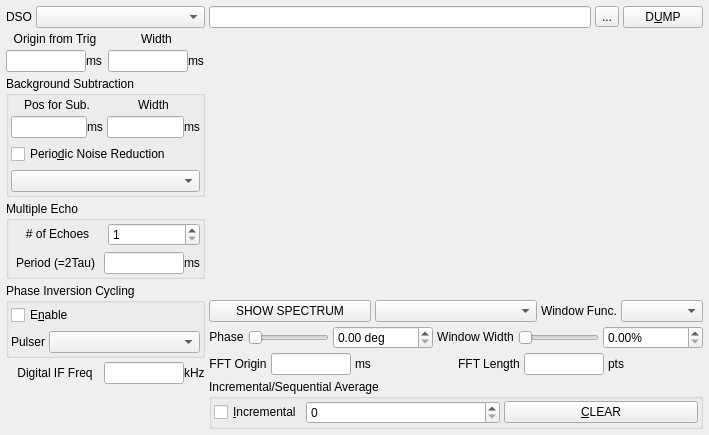
Old version of the form modules/nmr/nmrpulseform.ui in the repository northriv/KAME.
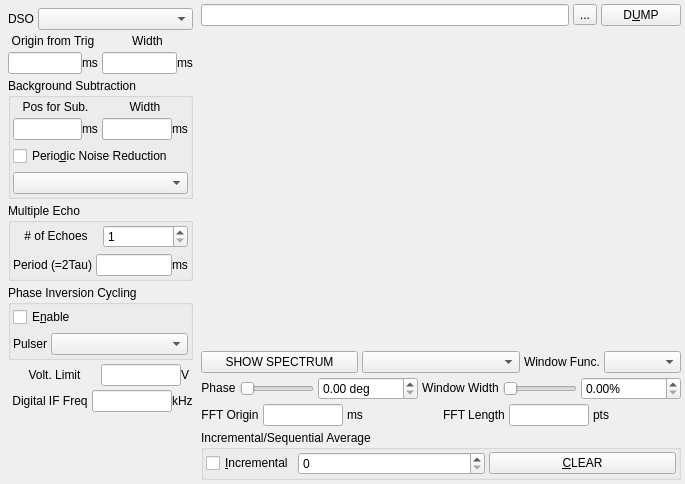
New version of the form. Custom widgets are drawn as their Qt base class.

Commit message: Voltage limit detection

Diff of the .ui file:
```diff
--- a/modules/nmr/nmrpulseform.ui
+++ b/modules/nmr/nmrpulseform.ui
@@ -6,8 +6,8 @@
    <rect>
     <x>0</x>
     <y>0</y>
-    <width>709</width>
-    <height>435</height>
+    <width>685</width>
+    <height>484</height>
    </rect>
   </property>
   <property name="windowTitle">
@@ -15,20 +15,35 @@
   </property>
   <widget class="QWidget" name="widget">
    <layout class="QHBoxLayout" name="horizontalLayout_6">
+    <property name="spacing">
+     <number>4</number>
+    </property>
     <property name="leftMargin">
-     <number>6</number>
+     <number>4</number>
     </property>
     <property name="topMargin">
-     <number>6</number>
+     <number>4</number>
     </property>
     <property name="rightMargin">
-     <number>6</number>
+     <number>4</number>
     </property>
     <property name="bottomMargin">
-     <number>6</number>
+     <number>4</number>
     </property>
     <item>
      <layout class="QVBoxLayout" name="verticalLayout_2">
+      <property name="leftMargin">
+       <number>4</number>
+      </property>
+      <property name="topMargin">
+       <number>4</number>
+      </property>
+      <property name="rightMargin">
+       <number>4</number>
+      </property>
+      <property name="bottomMargin">
+       <number>4</number>
+      </property>
       <item>
        <layout class="QHBoxLayout">
         <item>
@@ -579,6 +594,71 @@
         </layout>
        </widget>
       </item>
+      <item>
+       <layout class="QHBoxLayout" name="_4">
+        <property name="spacing">
+         <number>0</number>
+        </property>
+        <item>
+         <widget class="QLabel" name="textLabel1_5_2_2_5">
+          <property name="sizePolicy">
+           <sizepolicy hsizetype="Preferred" vsizetype="Fixed">
+            <horstretch>0</horstretch>
+            <verstretch>0</verstretch>
+           </sizepolicy>
+          </property>
+          <property name="text">
+           <string>Volt. Limit</string>
+          </property>
+          <property name="alignment">
+           <set>Qt::AlignCenter</set>
+          </property>
+          <property name="wordWrap">
+           <bool>false</bool>
+          </property>
+         </widget>
+        </item>
+        <item>
+         <layout class="QHBoxLayout" name="_5">
+          <property name="spacing">
+           <number>0</number>
+          </property>
+          <item>
+           <widget class="QLineEdit" name="m_edVoltLimit">
+            <property name="sizePolicy">
+             <sizepolicy hsizetype="Preferred" vsizetype="Fixed">
+              <horstretch>0</horstretch>
+              <verstretch>0</verstretch>
+             </sizepolicy>
+            </property>
+            <property name="maximumSize">
+             <size>
+              <width>80</width>
+              <height>32767</height>
+             </size>
+            </property>
+           </widget>
+          </item>
+          <item>
+           <widget class="QLabel" name="textLabel2_2_3_4">
+            <property name="sizePolicy">
+             <sizepolicy hsizetype="Preferred" vsizetype="Fixed">
+              <horstretch>0</horstretch>
+              <verstretch>0</verstretch>
+             </sizepolicy>
+            </property>
+            <property name="text">
+             <string>V</string>
+            </property>
+            <property name="wordWrap">
+             <bool>false</bool>
+            </property>
+           </widget>
+          </item>
+         </layout>
+        </item>
+       </layout>
+      </item>
       <item>
        <layout class="QHBoxLayout">
         <property name="spacing">
```
Left out of the diff: 4 changed lines with no effect on the pictures. The commit also changes 1 other file.
